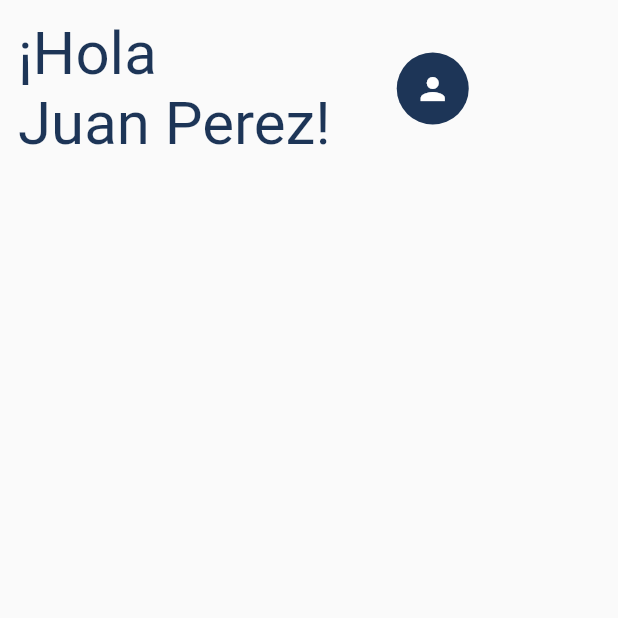
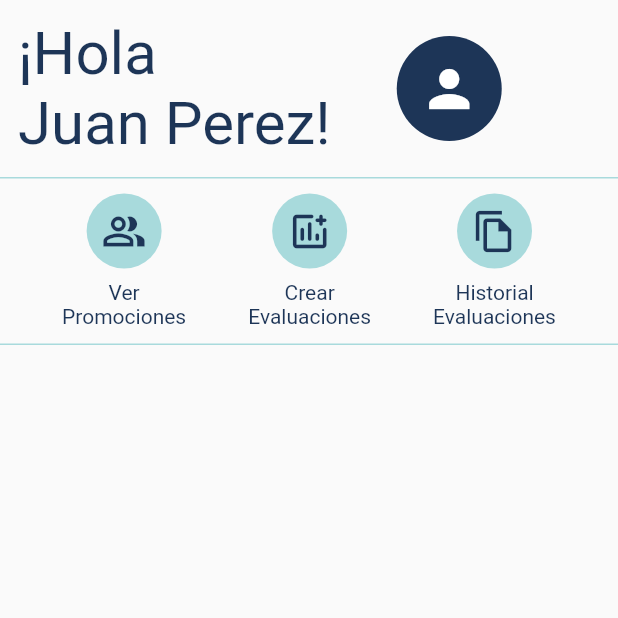
Before and after one commit to SPablo2191/smart-band-app, a Flutter app: the HomePage screen opened by its route, on a phone screen of 412 x 824 dp, the top half of it. Run offline on Flutter 3.47's test engine with Material 2 defaults, Android fonts, the phone set to English and light mode, and no system bars; our stand-ins replace flutter_dotenv, fluttertoast, multi_select_flutter, shared_preferences; accounts and stored records are empty.

Commit message:
feat: home button widget added

```diff
--- a/lib/src/pages/home_page.dart
+++ b/lib/src/pages/home_page.dart
@@ -1,4 +1,6 @@
 import 'package:flutter/material.dart';
+import 'package:smartband/src/core/consts/colors.dart';
+import 'package:smartband/src/widgets/home_button_widget.dart';
 
 class HomePage extends StatefulWidget {
   const HomePage({super.key});
@@ -12,13 +14,18 @@ class _HomePageState extends State<HomePage> {
   Widget build(BuildContext context) {
     return Scaffold(
       body: ListView(
-        children: [
-          Padding(
+        children: [_getHomeTitle(), _getMainFunctions()],
+      ),
+    );
+  }
+
+  _getHomeTitle() {
+    return Padding(
       padding: const EdgeInsets.all(12.0),
       child: Row(
         children: [
           RichText(
-                  text: TextSpan(
+            text: const TextSpan(
               text: '¡Hola\n',
               style: TextStyle(
                 color: Color.fromRGBO(29, 53, 87, 1),
@@ -35,9 +42,11 @@ class _HomePageState extends State<HomePage> {
               ],
             ),
           ),
-                SizedBox(width: 44),
+          const SizedBox(width: 44),
           Container(
-                  decoration: BoxDecoration(
+            width: 70, // Ajusta el ancho del botón según tu preferencia
+            height: 70, // Ajusta la altura del botón según tu preferencia
+            decoration: const BoxDecoration(
               shape: BoxShape.circle,
               color: Color.fromRGBO(29, 53, 87, 1),
             ),
@@ -45,7 +54,8 @@ class _HomePageState extends State<HomePage> {
               onPressed: () {
                 // Acción al presionar el botón redondo
               },
-                    icon: Icon(
+              iconSize: 40, // Ajusta el tamaño del ícono según tu preferencia
+              icon: const Icon(
                 Icons.person,
                 color: Colors.white,
               ),
@@ -53,8 +63,48 @@ class _HomePageState extends State<HomePage> {
           ),
         ],
       ),
+    );
+  }
+
+  _getMainFunctions() {
+    return Container(
+      decoration: BoxDecoration(
+        border: Border(
+          top: BorderSide(
+            color: colorSecondary,
+            width: 1.0,
           ),
+          bottom: BorderSide(
+            color: colorSecondary,
+            width: 1.0,
+          ),
+        ),
+      ),
+      child: Padding(
+        padding: const EdgeInsets.only(top: 10, bottom: 10),
+        child: Row(
+          mainAxisAlignment: MainAxisAlignment.spaceEvenly,
+          children: [
+            HomeButton(
+                buttonColor: colorSecondary,
+                buttonIconColor: colorPrimary,
+                buttonIcon: Icons.people_alt_outlined,
+                buttonLabelColor: colorPrimary,
+                buttonLabel: 'Ver\nPromociones'),
+            HomeButton(
+                buttonColor: colorSecondary,
+                buttonIconColor: colorPrimary,
+                buttonIcon: Icons.add_chart_rounded,
+                buttonLabelColor: colorPrimary,
+                buttonLabel: 'Crear\nEvaluaciones'),
+            HomeButton(
+                buttonColor: colorSecondary,
+                buttonIconColor: colorPrimary,
+                buttonIcon: Icons.file_copy_outlined,
+                buttonLabelColor: colorPrimary,
+                buttonLabel: 'Historial\nEvaluaciones'),
           ],
+        ),
       ),
     );
   }
--- /dev/null
+++ b/lib/src/providers/teacher_provider.dart
@@ -0,0 +1,19 @@
+import 'dart:convert';
+import 'package:flutter_dotenv/flutter_dotenv.dart';
+import 'package:http/http.dart' as http;
+import 'package:smartband/src/core/consts/api_route_map.dart';
+import 'package:smartband/src/models/school_model.dart';
+
+class TeacherProvider {
+  final String _url = dotenv.env['API_URL'] ?? 'API_URL not found';
+  final String route = getApiRoutes()['teachers'] ?? '';
+
+  Future<List<School>> getTeacherById() async {
+    // final url = Uri.https(_url, route);
+    final url = Uri.parse('$_url$route');
+    final resp = await http.get(url);
+    final decodedData = json.decode(resp.body);
+    final movies = Schools.fromJsonList(decodedData);
+    return movies.items;
+  }
+}
--- /dev/null
+++ b/lib/src/widgets/home_button_widget.dart
@@ -0,0 +1,49 @@
+import 'package:flutter/material.dart';
+
+class HomeButton extends StatelessWidget {
+  final Color buttonColor;
+  final Color buttonIconColor;
+  final IconData buttonIcon;
+  final Color buttonLabelColor;
+  final String buttonLabel;
+
+  const HomeButton(
+      {required this.buttonColor,
+      required this.buttonIconColor,
+      required this.buttonIcon,
+      required this.buttonLabel,
+      required this.buttonLabelColor,
+      super.key});
+
+  @override
+  Widget build(BuildContext context) {
+    return Column(
+      children: [
+        Container(
+          width: 50,
+          height: 50,
+          decoration: BoxDecoration(
+            shape: BoxShape.circle,
+            color: buttonColor,
+          ),
+          child: IconButton(
+            onPressed: () {
+              // Acción al presionar el botón
+            },
+            iconSize: 30,
+            icon: Icon(
+              buttonIcon,
+              color: buttonIconColor,
+            ),
+          ),
+        ),
+        const SizedBox(height: 8),
+        Text(
+          buttonLabel,
+          textAlign: TextAlign.center,
+          style: TextStyle(color: buttonLabelColor),
+        ),
+      ],
+    );
+  }
+}
```
Lines whose indentation alone changed are shown as unchanged.
